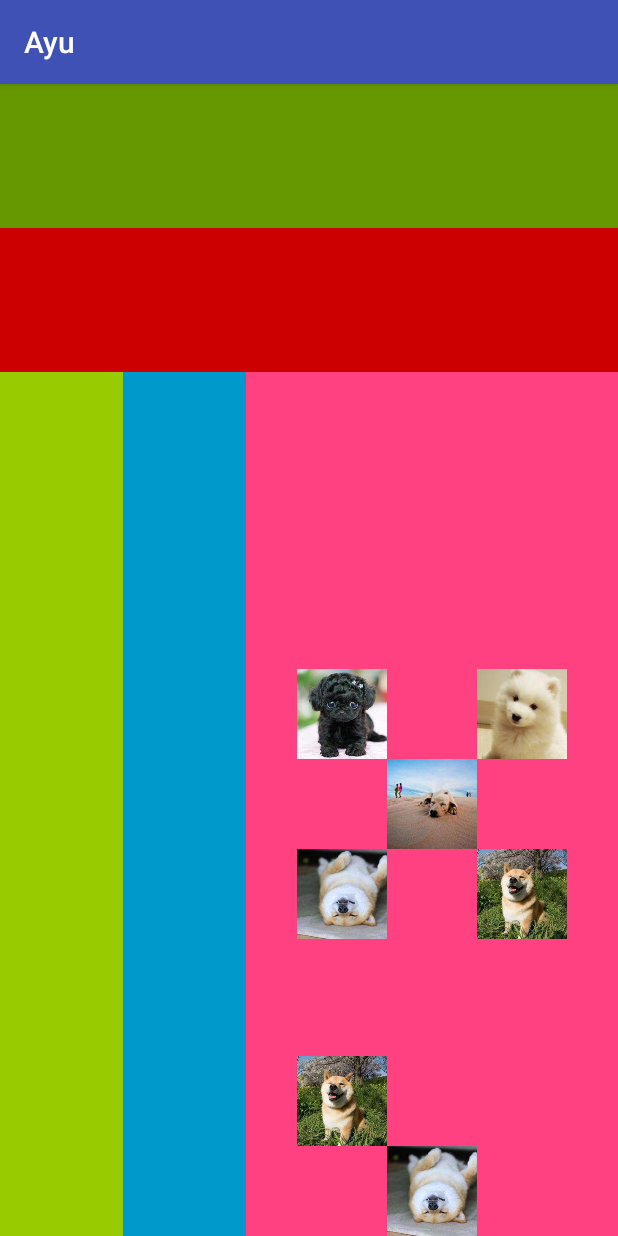
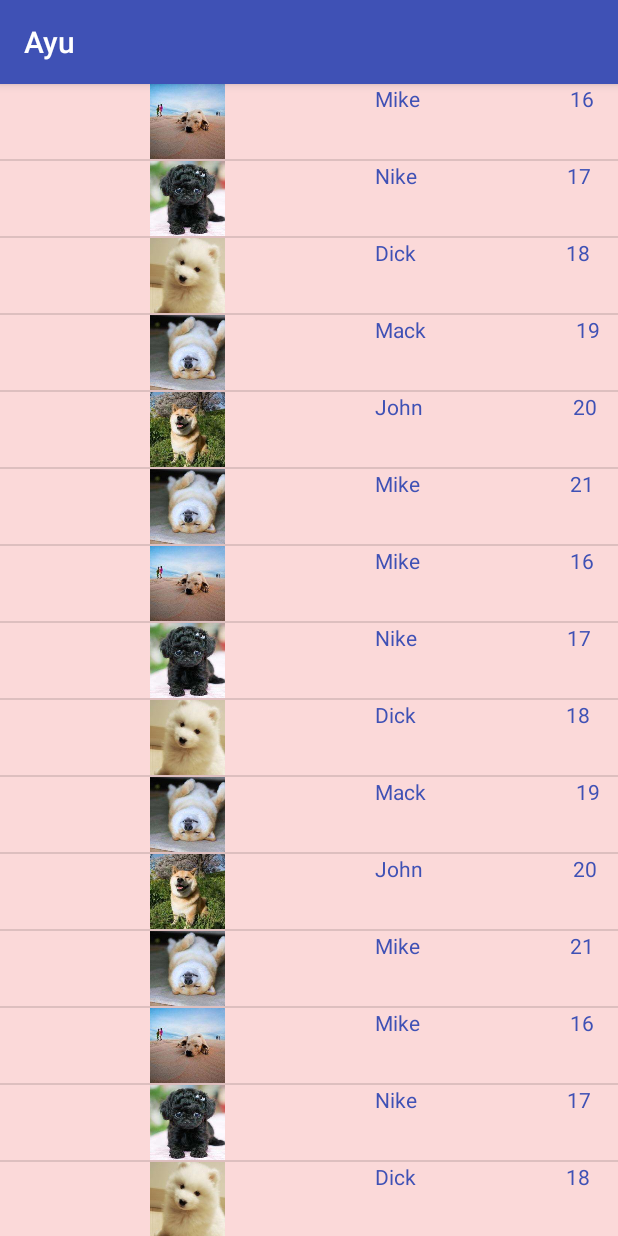
Before and after one commit to ayudadadi/Dialog, an Android app: the screen it shows after launch (MainActivity), on a phone screen of 412 x 824 dp. Run offline under Robolectric (Android 15) with nearby library versions, the phone set to English and light mode, and no system bars.

Commit message:
ListView 实现 头像 姓名 年龄

```diff
--- a/Ayu/app/src/main/java/com/ayu/ayu/MainActivity.java
+++ b/Ayu/app/src/main/java/com/ayu/ayu/MainActivity.java
@@ -7,19 +7,67 @@ import android.support.v7.app.AppCompatActivity;
 import android.os.Bundle;
 import android.util.Log;
 import android.view.View;
+import android.widget.ArrayAdapter;
 import android.widget.Button;
 import android.widget.ImageButton;
 import android.widget.ImageView;
+import android.widget.ListView;
 import android.widget.TextView;
 import android.widget.Toast;
 
+import java.util.ArrayList;
+
 public class MainActivity extends AppCompatActivity {
+    private ListView listView;
+    private ArrayList<Student> studentArrayList = new ArrayList<>();
+    private MyAdapter adapter;
+
     @Override
 
 
     protected void onCreate(Bundle savedInstanceState) {
         super.onCreate(savedInstanceState);
         setContentView(R.layout.activity_main);
+        initStulist();
+        listView = findViewById(R.id.l1);
+        adapter = new MyAdapter(MainActivity.this,studentArrayList);
+        listView.setAdapter(adapter);
     }
 
+    private void initStulist() {
+        Student s1 = new Student(R.drawable.dog1,"Mike",16);
+        Student s2 = new Student(R.drawable.dog2,"Nike",17);
+        Student s3 = new Student(R.drawable.dog3,"Dick",18);
+        Student s4 = new Student(R.drawable.dog4,"Mack",19);
+        Student s5 = new Student(R.drawable.dog5,"John",20);
+        Student s6 = new Student(R.drawable.dog6,"Mike",21);
+        studentArrayList.add(s1);
+        studentArrayList.add(s2);
+        studentArrayList.add(s3);
+        studentArrayList.add(s4);
+        studentArrayList.add(s5);
+        studentArrayList.add(s6);
+        studentArrayList.add(s1);
+        studentArrayList.add(s2);
+        studentArrayList.add(s3);
+        studentArrayList.add(s4);
+        studentArrayList.add(s5);
+        studentArrayList.add(s6);
+        studentArrayList.add(s1);
+        studentArrayList.add(s2);
+        studentArrayList.add(s3);
+        studentArrayList.add(s4);
+        studentArrayList.add(s5);
+        studentArrayList.add(s6);
+        studentArrayList.add(s1);
+        studentArrayList.add(s2);
+        studentArrayList.add(s3);
+        studentArrayList.add(s4);
+        studentArrayList.add(s5);
+        studentArrayList.add(s6);
+
+
+    }
+
+
 }
--- /dev/null
+++ b/Ayu/app/src/main/java/com/ayu/ayu/MyAdapter.java
@@ -0,0 +1,49 @@
+package com.ayu.ayu;
+
+import android.content.Context;
+import android.view.LayoutInflater;
+import android.view.View;
+import android.view.ViewGroup;
+import android.widget.BaseAdapter;
+import android.widget.ImageView;
+import android.widget.TextView;
+
+import java.util.ArrayList;
+
+public class MyAdapter extends BaseAdapter {
+    private ArrayList<Student> studentArrayList;
+    private Context context;
+    public MyAdapter(Context context, ArrayList<Student> studentArrayList){
+        this.context = context;
+        this.studentArrayList =studentArrayList;
+    }
+    @Override
+    public int getCount() {
+        return studentArrayList.size();
+    }
+
+    @Override
+    public Object getItem(int position) {
+        return studentArrayList.get(position);
+    }
+
+    @Override
+    public long getItemId(int position) {
+        return position;
+    }
+
+    @Override
+    public View getView(int position, View convertView, ViewGroup parent) {
+        LayoutInflater layoutInflater = LayoutInflater.from(context);
+        convertView = layoutInflater.inflate(R.layout.my_list_item,parent,false);
+        ImageView imageView = convertView.findViewById(R.id.imgView);
+        imageView.setImageResource(studentArrayList.get(position).getImgid());
+        TextView nameView = convertView.findViewById(R.id.nameView);
+        nameView.setText(studentArrayList.get(position).getName());
+        TextView ageView = convertView.findViewById(R.id.ageView);
+        ageView.setText(String.valueOf(studentArrayList.get(position).getAge()));
+
+
+        return convertView;
+    }
+}
--- /dev/null
+++ b/Ayu/app/src/main/java/com/ayu/ayu/Student.java
@@ -0,0 +1,24 @@
+package com.ayu.ayu;
+
+public class Student {
+    public int getImgid() {
+        return imgid;
+    }
+
+    public String getName() {
+        return name;
+    }
+
+    public int getAge() {
+        return age;
+    }
+
+    private int imgid;
+    private String name;
+    private int age;
+    public Student(int imgid,String name,int age){
+        this.imgid =imgid;
+        this.name = name;
+        this.age = age;
+    }
+}
--- a/Ayu/app/src/main/res/layout/activity_main.xml
+++ b/Ayu/app/src/main/res/layout/activity_main.xml
@@ -7,95 +7,10 @@
     android:layout_width="match_parent"
     android:layout_height="match_parent"
     tools:context=".MainActivity">
-    <LinearLayout
+    <ListView
+        android:id="@+id/l1"
         android:layout_width="match_parent"
-        android:layout_height="0dp"
-        android:layout_weight="1"
-        android:orientation="vertical"
-        android:background="@android:color/background_dark">
-        <TextView
-            android:layout_width="match_parent"
-            android:layout_height="0dp"
-            android:layout_weight="1"
-            android:background="@android:color/holo_green_dark"/>
-        <TextView
-            android:layout_width="match_parent"
-            android:layout_height="0dp"
-            android:layout_weight="1"
-            android:background="@android:color/holo_red_dark"/>
-    </LinearLayout>
-
-    <LinearLayout
-        android:layout_width="match_parent"
-        android:layout_height="0dp"
-        android:layout_weight="3"
-        android:orientation="horizontal"
-        android:background="@android:color/holo_blue_dark">
-        <TextView
-            android:layout_width="0dp"
-            android:layout_height="match_parent"
-            android:layout_weight="1"
-            android:background="@android:color/holo_green_light"/>
-        <TextView
-            android:layout_width="0dp"
-            android:layout_height="match_parent"
-            android:layout_weight="1"
-            android:background="@android:color/holo_blue_dark"/>
-        <RelativeLayout
-            android:layout_width="0dp"
-            android:layout_height="match_parent"
-            android:layout_weight="3"
-            android:background="@color/colorAccent">
-            <ImageView
-                android:id="@+id/p1"
-                android:layout_width="60dp"
-                android:layout_height="60dp"
-                android:src="@drawable/dog1"
-                android:layout_centerInParent="true"/>
-            <ImageView
-                android:id="@+id/p2"
-                android:layout_toLeftOf="@id/p1"
-                android:layout_above="@id/p1"
-                android:layout_width="60dp"
-                android:layout_height="60dp"
-                android:src="@drawable/dog2"/>
-            <ImageView
-                android:id="@+id/p3"
-                android:layout_toRightOf="@id/p1"
-                android:layout_above="@id/p1"
-                android:layout_width="60dp"
-                android:layout_height="60dp"
-                android:src="@drawable/dog3"/>
-            <ImageView
-                android:id="@+id/p4"
-                android:layout_toLeftOf="@id/p1"
-                android:layout_below="@id/p1"
-                android:layout_width="60dp"
-                android:layout_height="60dp"
-                android:src="@drawable/dog4"/>
-            <ImageView
-                android:id="@+id/p5"
-                android:layout_toRightOf="@id/p1"
-                android:layout_below="@id/p1"
-                android:layout_width="60dp"
-                android:layout_height="60dp"
-                android:src="@drawable/dog5"/>
-            <ImageView
-                android:id="@+id/p6"
-                android:layout_alignParentBottom="true"
-                android:layout_centerInParent="true"
-                android:layout_width="60dp"
-                android:layout_height="60dp"
-                android:src="@drawable/dog6"/>
-            <ImageView
-                android:id="@+id/p7"
-                android:layout_toLeftOf="@id/p6"
-                android:layout_above="@id/p6"
-                android:layout_width="60dp"
-                android:layout_height="60dp"
-                android:src="@drawable/dog7"/>
-        </RelativeLayout>
-
-    </LinearLayout>
+        android:layout_height="match_parent"
+        android:background="#22ff0000"></ListView>
 
 </LinearLayout>
--- /dev/null
+++ b/Ayu/app/src/main/res/layout/my_list_item.xml
@@ -0,0 +1,31 @@
+<?xml version="1.0" encoding="utf-8"?>
+<LinearLayout xmlns:android="http://schemas.android.com/apk/res/android"
+    android:layout_width="match_parent"
+    android:layout_height="50dp"
+    android:orientation="horizontal">
+
+    <ImageView
+        android:layout_marginLeft="100dp"
+        android:gravity="center_vertical"
+        android:id="@+id/imgView"
+        android:layout_width="50dp"
+        android:layout_height="50dp"
+        android:src="@drawable/dog1" />
+
+    <TextView
+        android:layout_marginLeft="100dp"
+        android:gravity="center_vertical"
+        android:text="姓名"
+        android:id="@+id/nameView"
+        android:layout_width="wrap_content"
+        android:layout_height="wrap_content"
+        android:textColor="@color/colorPrimary" />
+    <TextView
+        android:layout_marginLeft="100dp"
+        android:gravity="center_vertical"
+        android:text="年龄"
+        android:id="@+id/ageView"
+        android:layout_width="wrap_content"
+        android:layout_height="wrap_content"
+        android:textColor="@color/colorPrimary" />
+</LinearLayout>
```
